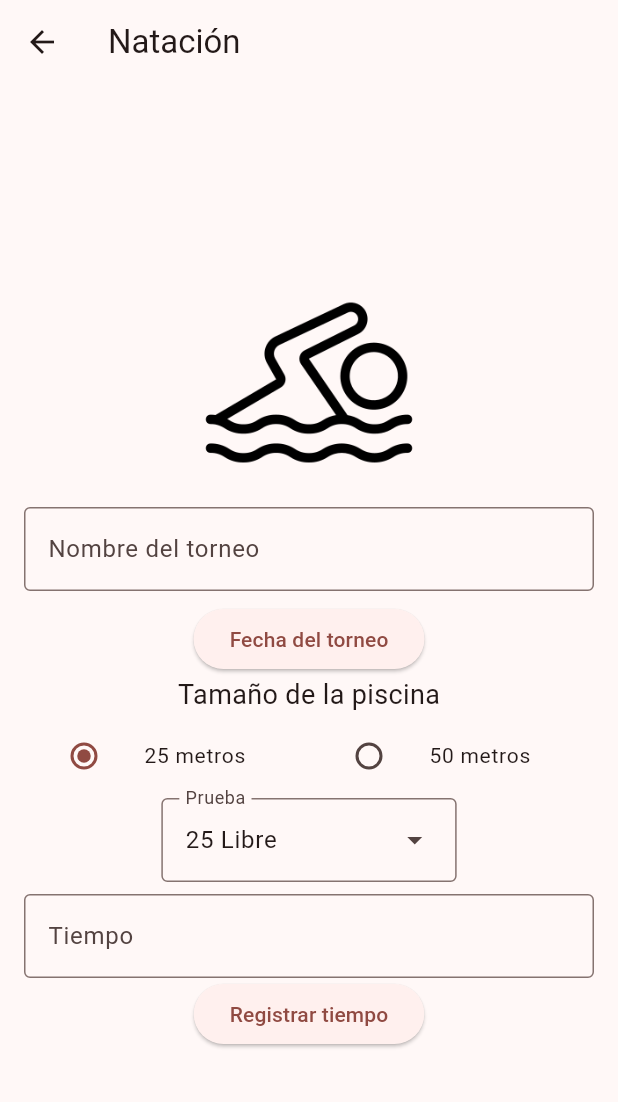
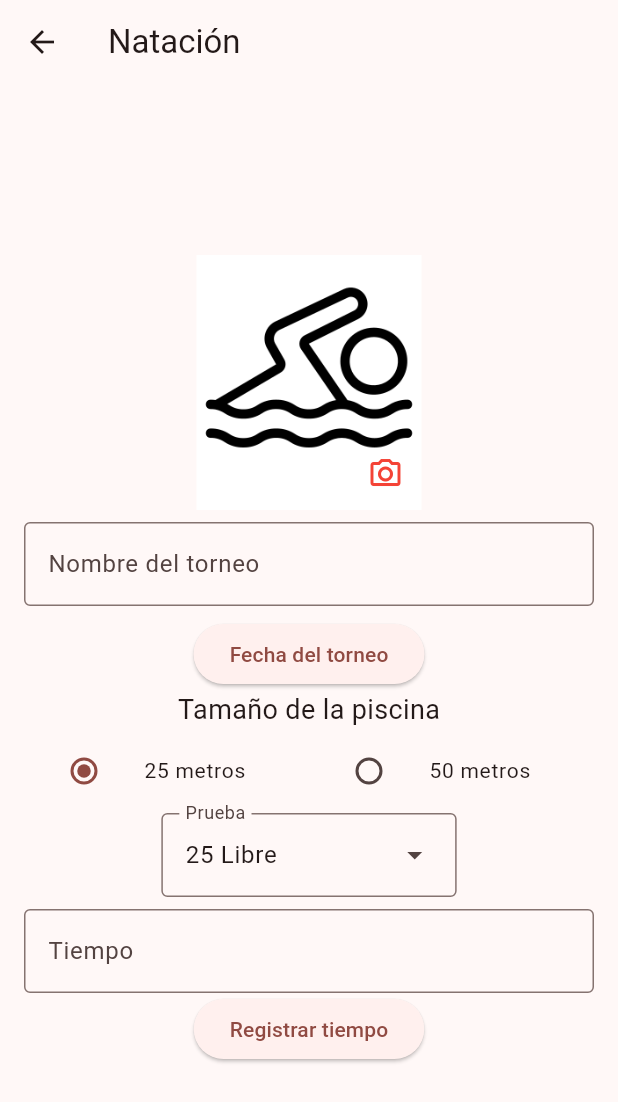
Before and after one commit to sebastianrpo/mis_marcas, a Flutter app: the SwimmingPage screen opened directly, after a tap on the "add" icon, on a phone screen of 412 x 824 dp. Shown: the top 1102 px of the screen. Run offline on Flutter 3.47's test engine with Material 3 defaults, Android fonts, the phone set to English and light mode, and no system bars; our stand-ins replace cloud_firestore, firebase_auth, firebase_core, firebase_crashlytics, firebase_storage, hive and 4 more; missing offline and left inert: dart:ffi; accounts and stored records are empty.

Commit message:
Clase 17/04 Terminada sin explicación de roles

```diff
--- a/lib/main.dart
+++ b/lib/main.dart
@@ -1,4 +1,5 @@
 import 'package:firebase_core/firebase_core.dart';
+import 'package:firebase_crashlytics/firebase_crashlytics.dart';
 import 'package:flutter/material.dart';
 import 'package:flutter_localizations/flutter_localizations.dart';
 import 'package:hive_flutter/adapters.dart';
@@ -21,6 +22,7 @@ Future<void> main() async{
   await Firebase.initializeApp(
     options: DefaultFirebaseOptions.currentPlatform,
   );
+  FlutterError.onError = FirebaseCrashlytics.instance.recordFlutterFatalError;
 }
 
 class MyApp extends StatelessWidget {
--- a/lib/models/SwimTimeFirebase.dart
+++ b/lib/models/SwimTimeFirebase.dart
@@ -6,6 +6,7 @@ class SwimTimeFirebase{
   var _time;
   var _toSwim;
   var _tournamentName;
+  var _urlPicture;
 
   get id => _id;
 
@@ -43,13 +44,20 @@ class SwimTimeFirebase{
     _dateTournament = value;
   }
 
+  get urlPicture => _urlPicture;
+
+  set urlPicture(value) {
+    _urlPicture = value;
+  }
+
   Map<String, dynamic> toJson() => {
     'id': _id,
     'dateTournament': _dateTournament,
     'poolSize': _poolSize,
     'time': _time,
     'toSwim': _toSwim,
-    'tournamentName': _tournamentName
+    'tournamentName': _tournamentName,
+    'urlPicture': _urlPicture,
   };
 
   SwimTimeFirebase.fromJson(Map<String, dynamic> json)
@@ -58,8 +66,9 @@ class SwimTimeFirebase{
         _poolSize = json['poolSize'],
         _time = json['time'],
         _toSwim = json['toSwim'],
-        _tournamentName = json['tournamentName'];
+        _tournamentName = json['tournamentName'],
+        _urlPicture = json['urlPicture'];
 
   SwimTimeFirebase(this._id, this._dateTournament, this._poolSize, this._time,
-      this._toSwim, this._tournamentName);
+      this._toSwim, this._tournamentName, this._urlPicture);
 }
--- a/lib/pages/new_swimming_time_page.dart
+++ b/lib/pages/new_swimming_time_page.dart
@@ -1,8 +1,11 @@
+import 'dart:io';
 import 'package:flutter/material.dart';
+import 'package:flutter/services.dart';
 import 'package:intl/intl.dart';
 import 'package:mis_marcas/models/SwimTime.dart';
 import 'package:mis_marcas/models/SwimTimeFirebase.dart';
 import 'package:mis_marcas/repository/firebase_api.dart';
+import 'package:image_picker/image_picker.dart';
 
 import '../boxes.dart';
 
@@ -24,6 +27,7 @@ class _NewSwimmingTimePageState extends State<NewSwimmingTimePage> {
   String _dateTournament = "";
   PoolSize? _poolSize = PoolSize.size25;
   String _pruebaSeleccionada = "";
+  File? image;
 
   final List<String> _events25mts = [
     '25 Libre',
@@ -48,7 +52,7 @@ class _NewSwimmingTimePageState extends State<NewSwimmingTimePage> {
     '50 Libre',
     '100 Libre',
     '200 Libre'
-    '400 Libre',
+        '400 Libre',
     '800 Libre',
     '1500 Libre',
     '50 Espalda',
@@ -76,10 +80,9 @@ class _NewSwimmingTimePageState extends State<NewSwimmingTimePage> {
       _poolSize = "50 mts";
     }
 
-    var swimTime = SwimTimeFirebase(
-        "", _dateTournament, _poolSize, _time.text, _pruebaSeleccionada,
-        _tournamentName.text);
-    var result = await _firebaseApi.saveRecord(swimTime);
+    var swimTime = SwimTimeFirebase("", _dateTournament, _poolSize, _time.text,
+        _pruebaSeleccionada, _tournamentName.text, "");
+    var result = await _firebaseApi.saveRecord(swimTime, image);
     if (result == "network-request-failed") {
       _showMsg("Revise su conexión a internet");
     } else {
@@ -94,6 +97,20 @@ class _NewSwimmingTimePageState extends State<NewSwimmingTimePage> {
     box.add(swimTime);*/
 
       Navigator.pop(context);
+    }
+  }
+
+  Future pickImage() async {
+    try{
+      final image = await ImagePicker().pickImage(source: ImageSource.gallery);
+      if(image == null) return;
+      final imageTemp = File(image.path);
+      setState(() {
+        this.image = imageTemp;
+      });
+    }
+    on PlatformException catch(e){
+      print('Failed to pick image: $e');
     }
   }
 
@@ -128,6 +145,7 @@ class _NewSwimmingTimePageState extends State<NewSwimmingTimePage> {
       ),
     );
   }
+
   @override
   Widget build(BuildContext context) {
     return Scaffold(
@@ -141,10 +159,35 @@ class _NewSwimmingTimePageState extends State<NewSwimmingTimePage> {
             child: Column(
               mainAxisAlignment: MainAxisAlignment.center,
               children: <Widget>[
-                const Image(
-                  image: AssetImage('assets/images/swimminglarge.png'),
-                  width: 150,
-                  height: 150,
+                Container(
+                  decoration: const BoxDecoration(color: Colors.white),
+                  height: 170,
+                  child: Stack(
+                    children: [
+                      image != null
+                          ? Image.file(
+                              image!,
+                              width: 150,
+                              height: 150,
+                            )
+                          : const Image(
+                              image:
+                                  AssetImage('assets/images/swimminglarge.png'),
+                              width: 150,
+                              height: 150,
+                            ),
+                      Positioned(
+                          bottom: 0,
+                          right: 0,
+                          child: IconButton(
+                            alignment: Alignment.bottomLeft,
+                            onPressed: () async {
+                              pickImage();
+                            },
+                            icon: const Icon(Icons.camera_alt_outlined, color: Colors.red,),
+                          ))
+                    ],
+                  ),
                 ),
                 const SizedBox(
                   height: 8.0,
@@ -212,21 +255,21 @@ class _NewSwimmingTimePageState extends State<NewSwimmingTimePage> {
                     initialSelection: _events25mts[0],
                     requestFocusOnTap: true,
                     label: const Text('Prueba'),
-                    onSelected: (String? event){
+                    onSelected: (String? event) {
                       setState(() {
                         _pruebaSeleccionada = event!;
                       });
                     },
-                    dropdownMenuEntries: _events25mts.map<DropdownMenuEntry<String>>((String event){
-                      return DropdownMenuEntry<String> (
-                      value:event,
-                  label: event,
+                    dropdownMenuEntries: _events25mts
+                        .map<DropdownMenuEntry<String>>((String event) {
+                      return DropdownMenuEntry<String>(
+                        value: event,
+                        label: event,
                       );
-                  }).toList(),
+                    }).toList(),
                   )
                 else
                   const Text("Seleccionó 50 mts"),
-
                 const SizedBox(
                   height: 8.0,
                 ),
--- a/lib/pages/swimming_page.dart
+++ b/lib/pages/swimming_page.dart
@@ -4,6 +4,7 @@ import 'package:flutter/material.dart';
 import 'package:hive_flutter/adapters.dart';
 import 'package:mis_marcas/models/SwimTime.dart';
 import 'package:mis_marcas/pages/new_swimming_time_page.dart';
+import 'package:mis_marcas/repository/firebase_api.dart';
 
 import '../boxes.dart';
 
@@ -15,6 +16,8 @@ class SwimmingPage extends StatefulWidget {
 }
 
 class _SwimmingPageState extends State<SwimmingPage> {
+  final FirebaseApi _firebaseApi = FirebaseApi();
+
   void _addButtonClicked() {
     setState(() {
       Navigator.push(context,
@@ -53,17 +56,20 @@ class _SwimmingPageState extends State<SwimmingPage> {
       body: Padding(
         padding: const EdgeInsets.symmetric(horizontal: 8, vertical: 16),
         child: StreamBuilder<QuerySnapshot>(
-          stream: FirebaseFirestore.instance.collection("users").doc(
-              FirebaseAuth.instance.currentUser?.uid)
+          stream: FirebaseFirestore.instance
+              .collection("users")
+              .doc(FirebaseAuth.instance.currentUser?.uid)
               .collection("records")
               .snapshots(),
           builder: (context, snapshot) {
             if (!snapshot.hasData) return const Text("Loading...");
-            return ListView.builder(itemCount: snapshot.data?.docs.length,
+            return ListView.builder(
+              itemCount: snapshot.data?.docs.length,
               itemBuilder: (context, index) {
                 QueryDocumentSnapshot record = snapshot.data!.docs[index];
                 return buildCard(record);
-              },);
+              },
+            );
           },
         ),
       ),
@@ -78,16 +84,19 @@ class _SwimmingPageState extends State<SwimmingPage> {
     var heading = record['toSwim'];
     var subheading = record['tournamentName'];
     var supportingText = "Fecha: ${record['dateTournament']}";
-    return
-      InkWell(
-        onTap: (){
+    var cardImage = record['urlPicture'] == ""
+        ? const AssetImage('assets/images/logo.png') as ImageProvider
+        : NetworkImage(record["urlPicture"]);
+    return InkWell(
+      onTap: () {
         print("clic");
       },
-        onLongPress: (){
+      onLongPress: () {
         print("onLongPress");
-          showAlertDialog(context);
+        showAlertDialog(context, record);
       },
-        child: Card(elevation: 4,
+      child: Card(
+        elevation: 4,
         child: Column(
           children: [
             ListTile(
@@ -95,28 +104,42 @@ class _SwimmingPageState extends State<SwimmingPage> {
               subtitle: Text(subheading),
             ),
             Container(
+              height: 100,
+              width: 100,
+              child: Ink.image(image: cardImage),
+            ),
+            Container(
               padding: EdgeInsets.all(16),
               alignment: Alignment.centerLeft,
               child: Text(supportingText),
             ),
           ],
-        ),),
+        ),
+      ),
     );
   }
 
-  showAlertDialog(BuildContext context) {
+  showAlertDialog(BuildContext context, QueryDocumentSnapshot record) {
     AlertDialog alert = AlertDialog(
       title: const Text("Advertencia"),
-      content: const Text(
-          "¿Está seguro que desea eliminar la marca registrada?"),
+      content:
+          const Text("¿Está seguro que desea eliminar la marca registrada?"),
       actions: <Widget>[
-        TextButton(onPressed: () => Navigator.pop(context, 'Cancel'),
+        TextButton(
+            onPressed: () => Navigator.pop(context, 'Cancel'),
             child: const Text('Cancelar')),
-        TextButton(onPressed: () => Navigator.pop(context, 'Ok'),
-            child: const Text('Aceptar')),
+        TextButton(
+          child: const Text('Aceptar'),
+          onPressed: () => {
+            _firebaseApi.deleteRecord(record.id),
+            Navigator.pop(context, 'Aceptar'),
+          },
+        ),
       ],
     );
-    showDialog(context: context, builder: (BuildContext context){
+    showDialog(
+        context: context,
+        builder: (BuildContext context) {
           return alert;
         });
   }
```
Also changed, not shown: lib/repository/firebase_api.dart (+18 -1 lines), pubspec.yaml (+5 -2 lines), pubspec.lock, 2 other files. Lines whose indentation alone changed are shown as unchanged.
